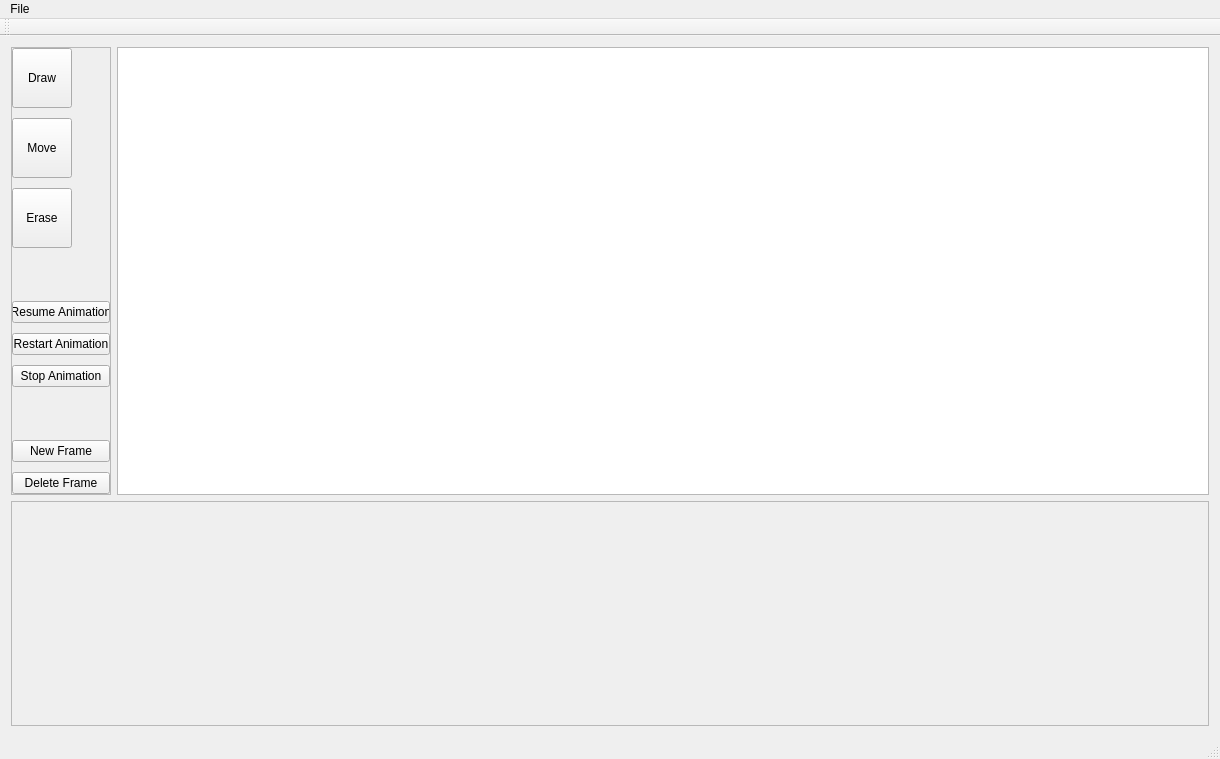
Before: the Qt Designer form mainwindow.ui in unrelentingfox/TowerAnimator-cs383, drawn with Qt 5.
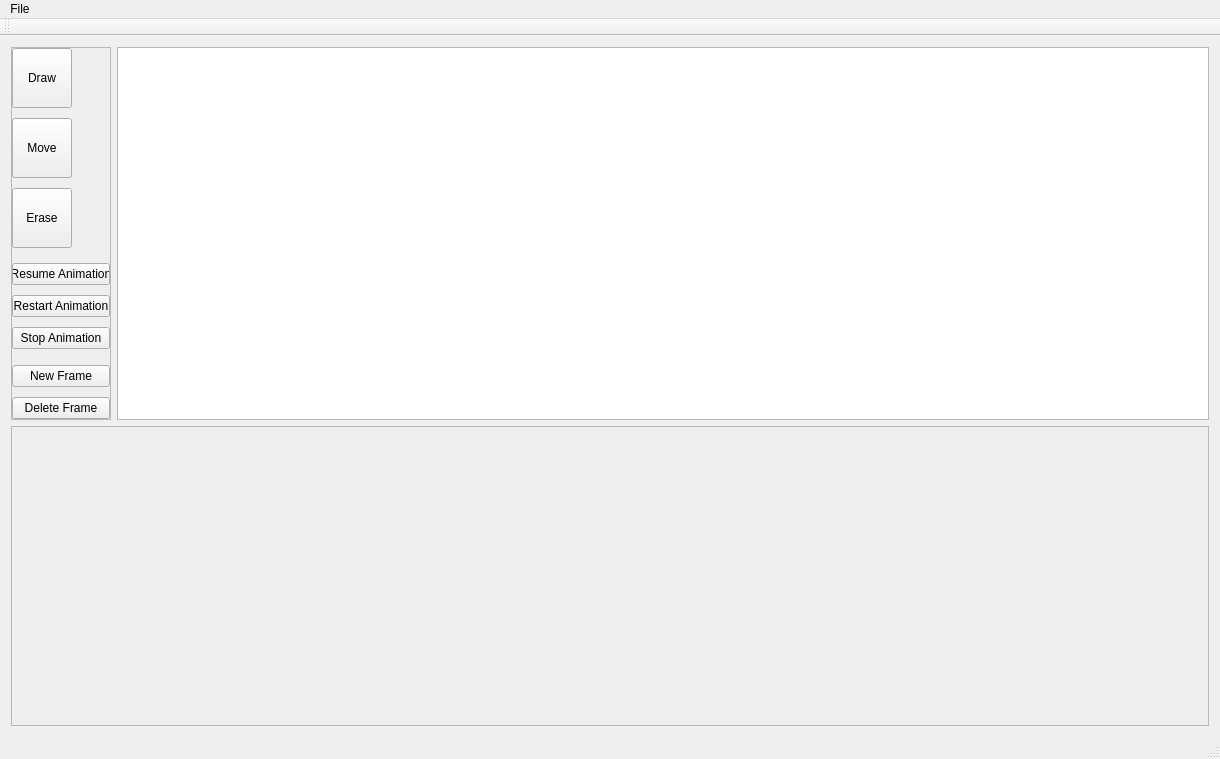
After: the same form once the commit is applied. Custom widgets are drawn as their Qt base class.

Patch:
```diff
--- a/mainwindow.ui
+++ b/mainwindow.ui
@@ -222,7 +222,7 @@
         <property name="minimumSize">
          <size>
           <width>0</width>
-          <height>225</height>
+          <height>300</height>
          </size>
         </property>
         <property name="verticalScrollBarPolicy">
@@ -237,7 +237,7 @@
            <x>0</x>
            <y>0</y>
            <width>1198</width>
-           <height>223</height>
+           <height>298</height>
           </rect>
          </property>
         </widget>
```
